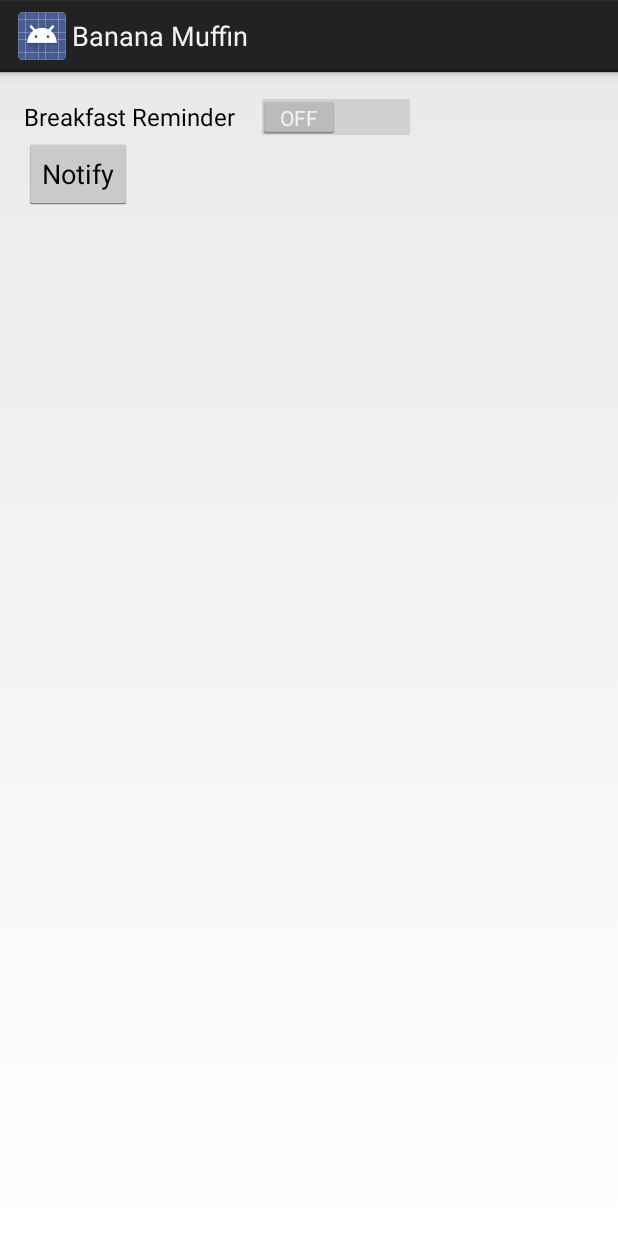
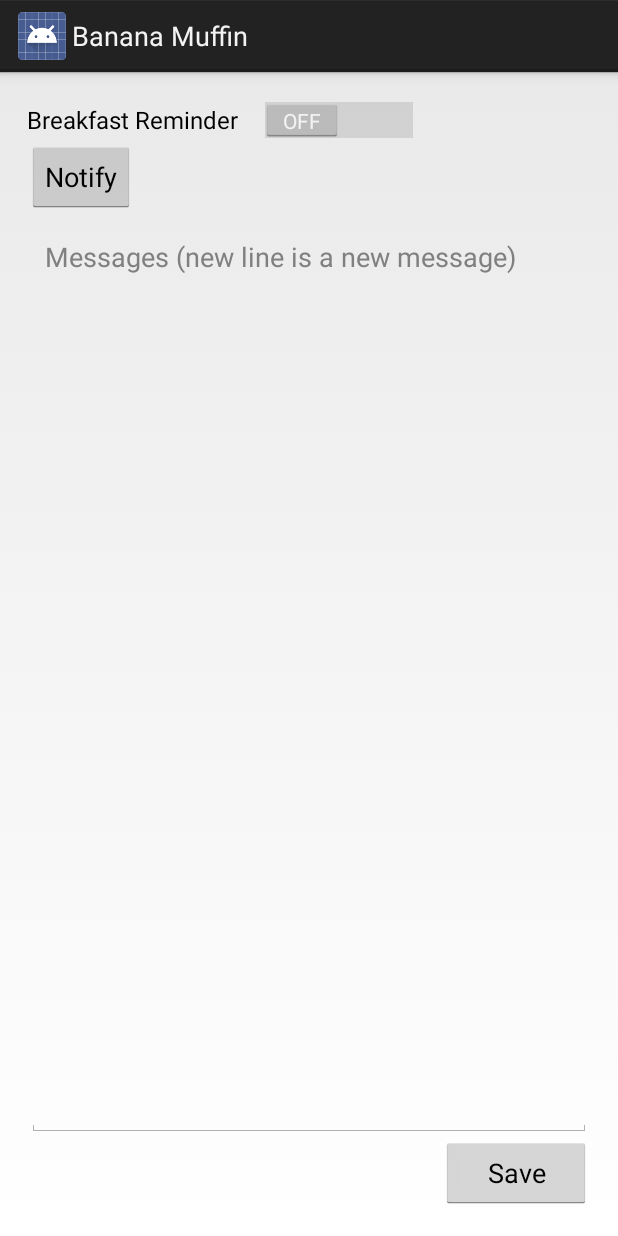
Before and after one commit to ciscox83/Colazione, an Android app: the screen it shows after launch (BreakfastActivity), on a phone screen of 412 x 824 dp. Run offline under Robolectric (Android 15) with nearby library versions, the phone set to English and light mode, and no system bars.

Commit message:
Add custom messages to the notification

```diff
--- a/BananaMuffin/app/src/main/java/com/ldc/bananamuffin/BreakfastActivity.java
+++ b/BananaMuffin/app/src/main/java/com/ldc/bananamuffin/BreakfastActivity.java
@@ -1,13 +1,16 @@
 package com.ldc.bananamuffin;
 
 import android.app.Activity;
+import android.content.Context;
 import android.content.Intent;
+import android.content.SharedPreferences;
 import android.os.Bundle;
 import android.util.Log;
 import android.view.Menu;
 import android.view.View;
 import android.widget.Button;
 import android.widget.CompoundButton;
+import android.widget.EditText;
 import android.widget.Switch;
 
 
@@ -59,6 +62,33 @@ public class BreakfastActivity extends Activity {
                 sendBroadcast(show);
             }
         });
+        // Message area
+        final EditText messages = getEditMessages();
+        String text = getPreferences().getString(getString(R.string.custom_messages), "");
+        if (!text.isEmpty()) {
+            messages.setText(text);
+        }
+        // Add Click Handler For Save Messages
+        Button save = (Button) findViewById(R.id.save);
+        save.setOnClickListener(new View.OnClickListener() {
+            @Override
+            public void onClick(View v) {
+                Log.i(BananaMuffin.TAG, "Click on save button");
+                String text = messages.getText().toString();
+                SharedPreferences sharedPref = getPreferences();
+                SharedPreferences.Editor editor = sharedPref.edit();
+                editor.putString(getString(R.string.custom_messages), text);
+                editor.apply();
+            }
+        });
+    }
+
+    private EditText getEditMessages() {
+        return (EditText) findViewById(R.id.messages);
+    }
+
+    private SharedPreferences getPreferences() {
+        return getSharedPreferences(getString(R.string.preferences), Context.MODE_PRIVATE);
     }
 
     @Override
--- a/BananaMuffin/app/src/main/res/layout/activity_boot.xml
+++ b/BananaMuffin/app/src/main/res/layout/activity_boot.xml
@@ -1,26 +1,40 @@
-<RelativeLayout xmlns:android="http://schemas.android.com/apk/res/android"
+<LinearLayout xmlns:android="http://schemas.android.com/apk/res/android"
     xmlns:tools="http://schemas.android.com/tools" android:layout_width="match_parent"
-    android:layout_height="match_parent" android:paddingLeft="@dimen/activity_horizontal_margin"
+    android:layout_height="match_parent"
+    android:paddingLeft="@dimen/activity_horizontal_margin"
     android:paddingRight="@dimen/activity_horizontal_margin"
     android:paddingTop="@dimen/activity_vertical_margin"
     android:paddingBottom="@dimen/activity_vertical_margin"
+    android:orientation="vertical"
     tools:context="com.ldc.bananamuffin.BreakfastActivity">
 
     <Switch
         android:layout_width="wrap_content"
         android:layout_height="wrap_content"
         android:text="@string/switch_text"
-        android:id="@+id/activator"
-        android:layout_alignParentLeft="true"
-        android:layout_alignParentStart="true" />
+        android:id="@+id/activator" />
 
     <Button
         android:layout_width="wrap_content"
         android:layout_height="wrap_content"
         android:text="@string/notify"
-        android:id="@+id/notifier"
-        android:layout_below="@+id/activator"
-        android:layout_alignParentLeft="true"
-        android:layout_alignParentStart="true" />
+        android:id="@+id/notifier" />
 
-</RelativeLayout>
+    <EditText
+        android:layout_width="match_parent"
+        android:layout_height="0dp"
+        android:layout_weight="1"
+        android:inputType="textMultiLine"
+        android:gravity="top"
+        android:id="@+id/messages"
+        android:hint="@string/messages"
+        android:layout_marginTop="@dimen/messages_top_margin"/>
+
+    <Button
+        android:id="@+id/save"
+        android:layout_width="100dp"
+        android:layout_height="wrap_content"
+        android:layout_gravity="end"
+        android:text="@string/save" />
+
+</LinearLayout>
--- a/BananaMuffin/app/src/main/res/values/dimens.xml
+++ b/BananaMuffin/app/src/main/res/values/dimens.xml
@@ -1,5 +1,6 @@
 <resources>
     <!-- Default screen margins, per the Android Design guidelines. -->
-    <dimen name="activity_horizontal_margin">16dp</dimen>
-    <dimen name="activity_vertical_margin">16dp</dimen>
+    <dimen name="activity_horizontal_margin">18dp</dimen>
+    <dimen name="activity_vertical_margin">18dp</dimen>
+    <dimen name="messages_top_margin">10dp</dimen>
 </resources>
--- a/BananaMuffin/app/src/main/res/values/strings.xml
+++ b/BananaMuffin/app/src/main/res/values/strings.xml
@@ -8,6 +8,10 @@
     <string name="notify">Notify</string>
     <string name="yes">Si</string>
     <string name="no">No</string>
+    <string name="messages">Messages (new line is a new message)</string>
+    <string name="save">Save</string>
+    <string name="preferences">com.ldc.bananamuffin.PREFERENCES</string>
+    <string name="custom_messages">custom_messages</string>
     <string-array name="messages">
         <item>Tanto va la gatta al largo, che ci lascia il Muffin-o</item>
         <item>Rosso di sera, Muffin si spera</item>
```
Also changed, not shown: BananaMuffin/app/src/main/java/com/ldc/bananamuffin/BreakfastNotifier.java (+17 -4 lines).
